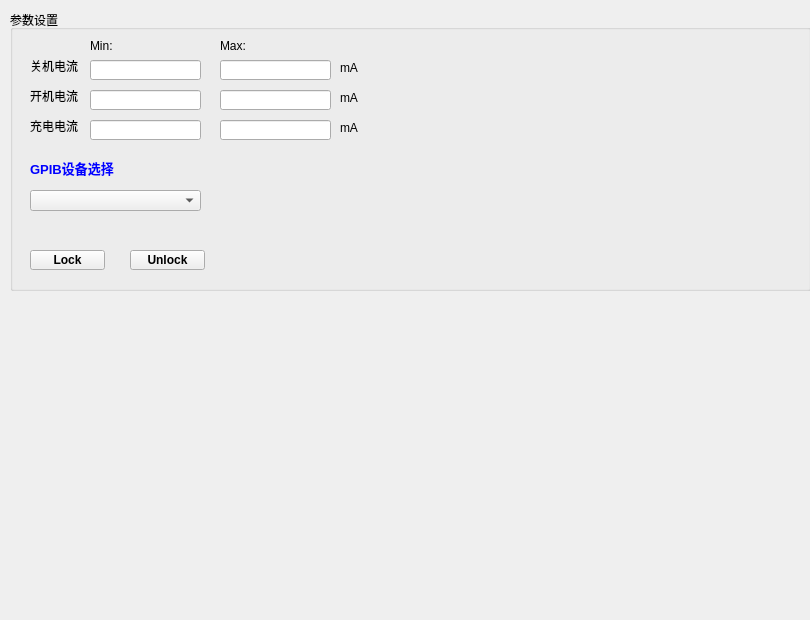
Qt form project/Harman_T500/parameterform.ui (happyrabbit456/Qt5_dev) before a commit.
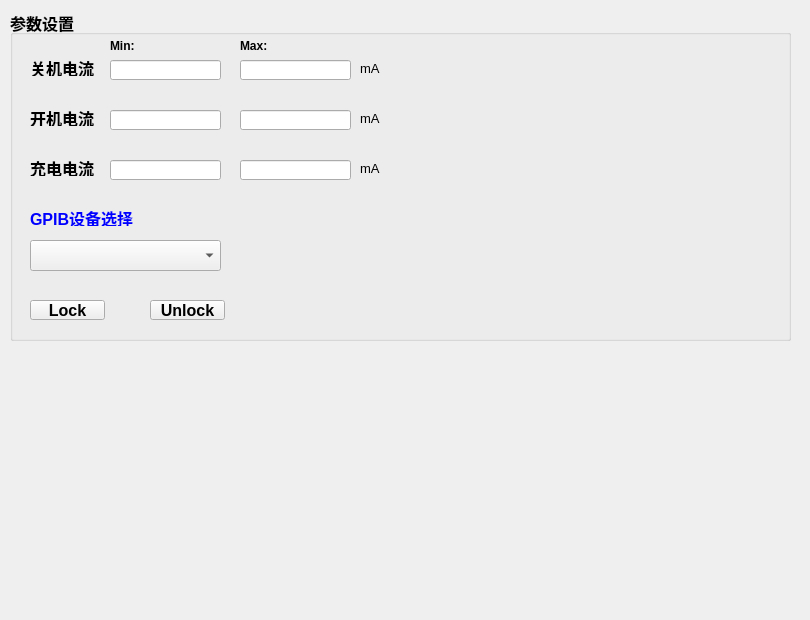
The same form after that commit.

What changed in the file:
```diff
--- a/project/Harman_T500/parameterform.ui
+++ b/project/Harman_T500/parameterform.ui
@@ -18,10 +18,17 @@
     <rect>
      <x>10</x>
      <y>10</y>
-     <width>801</width>
-     <height>281</height>
+     <width>781</width>
+     <height>331</height>
     </rect>
    </property>
+   <property name="font">
+    <font>
+     <pointsize>12</pointsize>
+     <weight>75</weight>
+     <bold>true</bold>
+    </font>
+   </property>
    <property name="title">
     <string>参数设置</string>
    </property>
@@ -29,14 +36,14 @@
     <property name="geometry">
      <rect>
       <x>20</x>
-      <y>150</y>
+      <y>200</y>
       <width>131</width>
       <height>16</height>
      </rect>
     </property>
     <property name="font">
      <font>
-      <pointsize>10</pointsize>
+      <pointsize>12</pointsize>
       <weight>75</weight>
       <bold>true</bold>
      </font>
@@ -52,15 +59,16 @@
     <property name="geometry">
      <rect>
       <x>20</x>
-      <y>180</y>
-      <width>171</width>
-      <height>21</height>
+      <y>230</y>
+      <width>191</width>
+      <height>31</height>
      </rect>
     </property>
     <property name="font">
      <font>
-      <weight>50</weight>
-      <bold>false</bold>
+      <pointsize>10</pointsize>
+      <weight>75</weight>
+      <bold>true</bold>
      </font>
     </property>
     <property name="styleSheet">
@@ -71,14 +79,14 @@
     <property name="geometry">
      <rect>
       <x>20</x>
-      <y>240</y>
+      <y>290</y>
       <width>75</width>
       <height>20</height>
      </rect>
     </property>
     <property name="font">
      <font>
-      <pointsize>9</pointsize>
+      <pointsize>12</pointsize>
       <weight>75</weight>
       <bold>true</bold>
      </font>
@@ -93,14 +101,15 @@
    <widget class="QPushButton" name="btnUnlock">
     <property name="geometry">
      <rect>
-      <x>120</x>
-      <y>240</y>
+      <x>140</x>
+      <y>290</y>
       <width>75</width>
       <height>20</height>
      </rect>
     </property>
     <property name="font">
      <font>
+      <pointsize>12</pointsize>
       <weight>75</weight>
       <bold>true</bold>
      </font>
@@ -117,8 +126,8 @@
      <rect>
       <x>20</x>
       <y>50</y>
-      <width>54</width>
-      <height>12</height>
+      <width>71</width>
+      <height>16</height>
      </rect>
     </property>
     <property name="text">
@@ -129,9 +138,9 @@
     <property name="geometry">
      <rect>
       <x>20</x>
-      <y>80</y>
-      <width>54</width>
-      <height>12</height>
+      <y>100</y>
+      <width>71</width>
+      <height>16</height>
      </rect>
     </property>
     <property name="text">
@@ -142,9 +151,9 @@
     <property name="geometry">
      <rect>
       <x>20</x>
-      <y>110</y>
-      <width>54</width>
-      <height>12</height>
+      <y>150</y>
+      <width>71</width>
+      <height>16</height>
      </rect>
     </property>
     <property name="text">
@@ -154,12 +163,19 @@
    <widget class="QLabel" name="labelMinCurrent">
     <property name="geometry">
      <rect>
-      <x>80</x>
+      <x>100</x>
       <y>30</y>
       <width>54</width>
       <height>12</height>
      </rect>
     </property>
+    <property name="font">
+     <font>
+      <pointsize>9</pointsize>
+      <weight>75</weight>
+      <bold>true</bold>
+     </font>
+    </property>
     <property name="text">
      <string>Min:</string>
     </property>
@@ -167,12 +183,19 @@
    <widget class="QLabel" name="labelMaxCurrent">
     <property name="geometry">
      <rect>
-      <x>210</x>
+      <x>230</x>
       <y>30</y>
       <width>54</width>
       <height>12</height>
      </rect>
     </property>
+    <property name="font">
+     <font>
+      <pointsize>9</pointsize>
+      <weight>75</weight>
+      <bold>true</bold>
+     </font>
+    </property>
     <property name="text">
      <string>Max:</string>
     </property>
@@ -180,7 +203,7 @@
    <widget class="QLineEdit" name="editMinIdleCurrent">
     <property name="geometry">
      <rect>
-      <x>80</x>
+      <x>100</x>
       <y>50</y>
       <width>111</width>
       <height>20</height>
@@ -190,8 +213,8 @@
    <widget class="QLineEdit" name="editMinWorkCurrent">
     <property name="geometry">
      <rect>
-      <x>80</x>
-      <y>80</y>
+      <x>100</x>
+      <y>100</y>
       <width>111</width>
       <height>20</height>
      </rect>
@@ -200,7 +223,7 @@
    <widget class="QLineEdit" name="editMaxIdleCurrent">
     <property name="geometry">
      <rect>
-      <x>210</x>
+      <x>230</x>
       <y>50</y>
       <width>111</width>
       <height>20</height>
@@ -210,8 +233,8 @@
    <widget class="QLineEdit" name="editMaxWorkCurrent">
     <property name="geometry">
      <rect>
-      <x>210</x>
-      <y>80</y>
+      <x>230</x>
+      <y>100</y>
       <width>111</width>
       <height>20</height>
      </rect>
@@ -220,8 +243,8 @@
    <widget class="QLineEdit" name="editMinChargeCurrent">
     <property name="geometry">
      <rect>
-      <x>80</x>
-      <y>110</y>
+      <x>100</x>
+      <y>150</y>
       <width>111</width>
       <height>20</height>
      </rect>
@@ -230,8 +253,8 @@
    <widget class="QLineEdit" name="editMaxChargeCurrent">
     <property name="geometry">
      <rect>
-      <x>210</x>
-      <y>110</y>
+      <x>230</x>
+      <y>150</y>
       <width>111</width>
       <height>20</height>
      </rect>
@@ -240,12 +263,19 @@
    <widget class="QLabel" name="labelIdleCurrentUnit">
     <property name="geometry">
      <rect>
-      <x>330</x>
+      <x>350</x>
       <y>50</y>
       <width>31</width>
       <height>16</height>
      </rect>
     </property>
+    <property name="font">
+     <font>
+      <pointsize>10</pointsize>
+      <weight>50</weight>
+      <bold>false</bold>
+     </font>
+    </property>
     <property name="text">
      <string>mA</string>
     </property>
@@ -253,12 +283,19 @@
    <widget class="QLabel" name="labelWorkCurrentUnit">
     <property name="geometry">
      <rect>
-      <x>330</x>
-      <y>80</y>
+      <x>350</x>
+      <y>100</y>
       <width>31</width>
       <height>16</height>
      </rect>
     </property>
+    <property name="font">
+     <font>
+      <pointsize>10</pointsize>
+      <weight>50</weight>
+      <bold>false</bold>
+     </font>
+    </property>
     <property name="text">
      <string>mA</string>
     </property>
@@ -266,12 +303,19 @@
    <widget class="QLabel" name="labelChargeCurrentUnit">
     <property name="geometry">
      <rect>
-      <x>330</x>
-      <y>110</y>
+      <x>350</x>
+      <y>150</y>
       <width>31</width>
       <height>16</height>
      </rect>
     </property>
+    <property name="font">
+     <font>
+      <pointsize>10</pointsize>
+      <weight>50</weight>
+      <bold>false</bold>
+     </font>
+    </property>
     <property name="text">
      <string>mA</string>
     </property>
```
